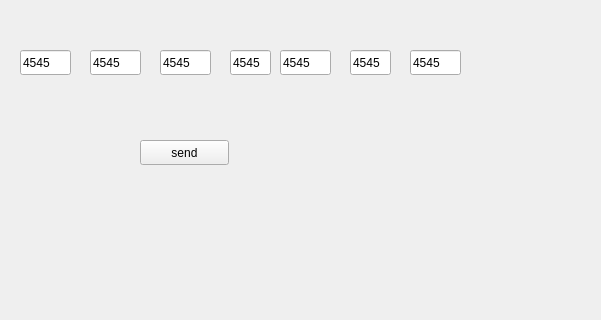
First picture: the form in qt_ros2/src/cpp_pubapp/src/mainwindow.ui, repository cheng9911/Rocos_app_ros2, before the edit; both pictures show x 0 to 601 and y 0 to 320 of the 800 by 600 pixel window.
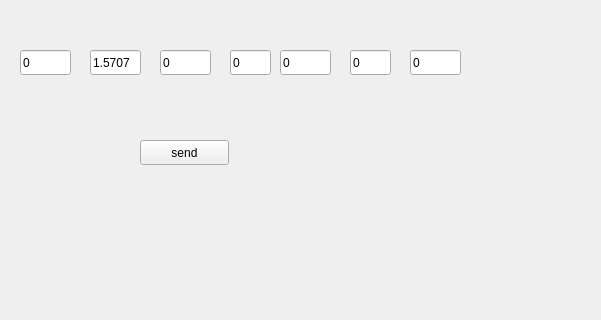
Second picture: the form after the edit.

```diff
--- a/qt_ros2/src/cpp_pubapp/src/mainwindow.ui
+++ b/qt_ros2/src/cpp_pubapp/src/mainwindow.ui
@@ -37,7 +37,7 @@
      </rect>
     </property>
     <property name="text">
-     <string>4545</string>
+     <string>0</string>
     </property>
    </widget>
    <widget class="QLineEdit" name="joint1">
@@ -50,7 +50,7 @@
      </rect>
     </property>
     <property name="text">
-     <string>4545</string>
+     <string>1.5707</string>
     </property>
    </widget>
    <widget class="QLineEdit" name="joint3">
@@ -63,7 +63,7 @@
      </rect>
     </property>
     <property name="text">
-     <string>4545</string>
+     <string>0</string>
     </property>
    </widget>
    <widget class="QLineEdit" name="joint2">
@@ -76,7 +76,7 @@
      </rect>
     </property>
     <property name="text">
-     <string>4545</string>
+     <string>0</string>
     </property>
    </widget>
    <widget class="QLineEdit" name="joint5">
@@ -89,7 +89,7 @@
      </rect>
     </property>
     <property name="text">
-     <string>4545</string>
+     <string>0</string>
     </property>
    </widget>
    <widget class="QLineEdit" name="joint4">
@@ -102,7 +102,7 @@
      </rect>
     </property>
     <property name="text">
-     <string>4545</string>
+     <string>0</string>
     </property>
    </widget>
    <widget class="QLineEdit" name="joint6">
@@ -115,7 +115,7 @@
      </rect>
     </property>
     <property name="text">
-     <string>4545</string>
+     <string>0</string>
     </property>
    </widget>
   </widget>
```
